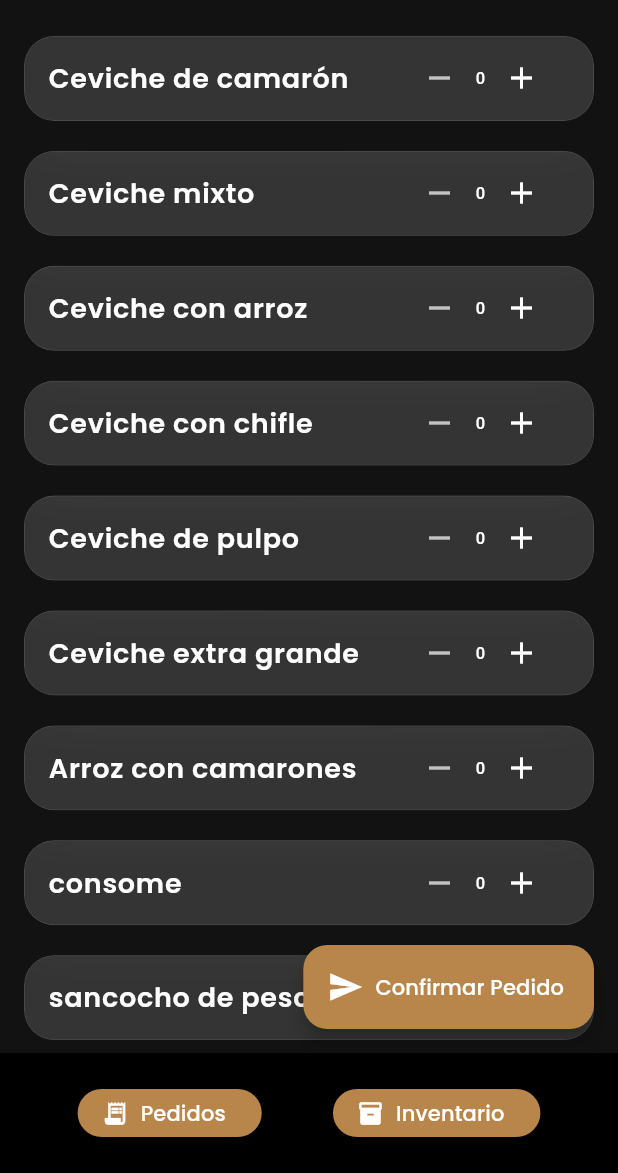
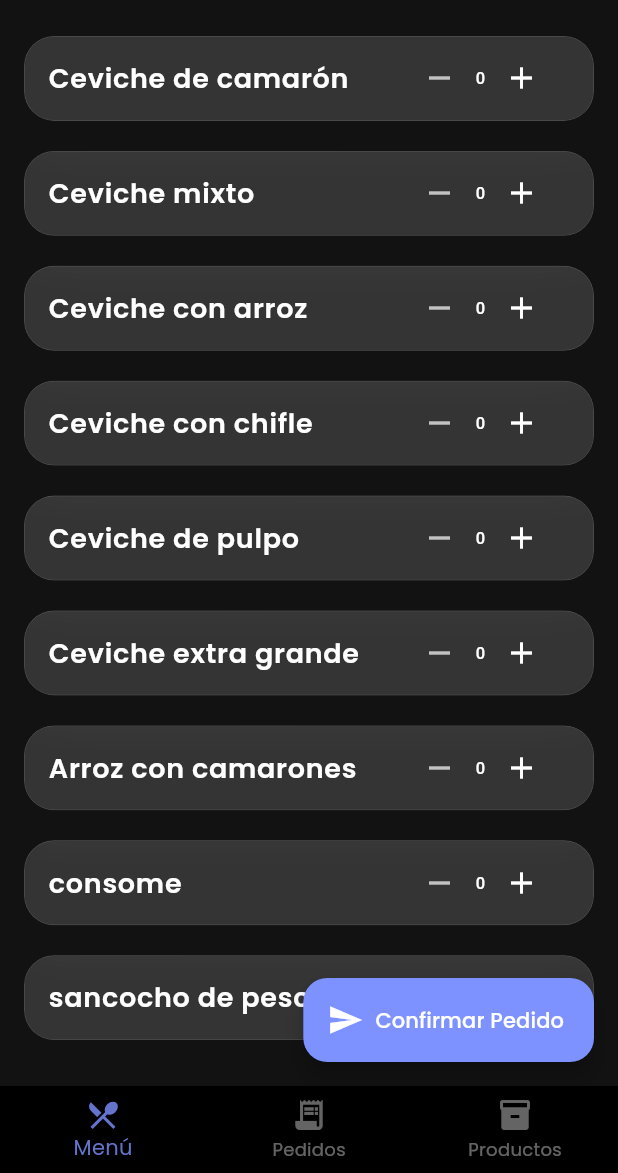
Before and after one commit to Erick-Calvache/cevicheria_app, a Flutter app: the screen it shows after launch, after a tap on "Entrar", on a phone screen of 412 x 824 dp, the part 63-1236 px from its top. Run offline on Flutter 3.47's test engine with Material 3 defaults, Android fonts, the phone set to English and light mode, and no system bars; drawn by our look-alikes of glassmorphism_ui; our stand-ins replace cloud_firestore, firebase_core, google_fonts, iconly; accounts and stored records are empty.

Commit message:
Mejoras de colores y de navigation

```diff
--- /dev/null
+++ b/lib/home_page.dart
@@ -0,0 +1,61 @@
+import 'package:flutter/material.dart';
+import 'main.dart';
+import 'package:iconly/iconly.dart';
+import 'pedidos_page.dart';
+import 'productos_page.dart';
+
+class HomePage extends StatefulWidget {
+  const HomePage({super.key});
+
+  @override
+  State<HomePage> createState() => _HomePageState();
+}
+
+class _HomePageState extends State<HomePage> {
+  int _selectedIndex = 0;
+
+  final List<Widget> _pages = const [
+    MenuPage(),
+    PedidosPage(),
+    ProductosPage(),
+  ];
+
+  void _onItemTapped(int index) {
+    setState(() {
+      _selectedIndex = index;
+    });
+  }
+
+  @override
+  Widget build(BuildContext context) {
+    return Scaffold(
+      body: _pages[_selectedIndex],
+      bottomNavigationBar: BottomNavigationBar(
+        backgroundColor: Colors.black,
+        selectedItemColor: const Color.fromARGB(
+          255,
+          125,
+          145,
+          255,
+        ).withOpacity(0.8),
+        unselectedItemColor: const Color.fromARGB(100, 255, 255, 255),
+        currentIndex: _selectedIndex,
+        onTap: _onItemTapped,
+        items: const [
+          BottomNavigationBarItem(
+            icon: Icon(Icons.restaurant_menu),
+            label: 'Menú',
+          ),
+          BottomNavigationBarItem(
+            icon: Icon(Icons.receipt_long),
+            label: 'Pedidos',
+          ),
+          BottomNavigationBarItem(
+            icon: Icon(Icons.inventory_2),
+            label: 'Productos',
+          ),
+        ],
+      ),
+    );
+  }
+}
--- a/lib/intro_page.dart
+++ b/lib/intro_page.dart
@@ -46,7 +46,7 @@ class _IntroPageState extends State<IntroPage>
   }
 
   final Color _bgColor = const Color(0xFF121212); // Negro profundo
-  final Color _goldAccent = const Color(0xFFD4AF37); // Dorado
+  final Color _goldAccent = const Color(0xFF7D91FF);
   final Color _textColor = Colors.white;
 
   @override
--- a/lib/main.dart
+++ b/lib/main.dart
@@ -5,10 +5,9 @@ import 'package:cloud_firestore/cloud_firestore.dart';
 import 'package:google_fonts/google_fonts.dart';
 import 'firebase_options.dart';
 import 'intro_page.dart';
-import 'pedidos_page.dart';
-import 'productos_page.dart';
 import 'theme.dart';
 import 'package:glassmorphism_ui/glassmorphism_ui.dart';
+import 'home_page.dart';
 
 void main() async {
   WidgetsFlutterBinding.ensureInitialized();
@@ -27,7 +26,7 @@ class MyApp extends StatelessWidget {
       initialRoute: '/',
       routes: {
         '/': (context) => const IntroPage(),
-        '/main': (context) => const MenuPage(),
+        '/main': (context) => const HomePage(),
       },
       debugShowCheckedModeBanner: false,
     );
@@ -171,39 +170,6 @@ class _MenuPageState extends State<MenuPage> {
                       ),
                     ),
                     const SizedBox(height: 20),
-                    Row(
-                      mainAxisAlignment: MainAxisAlignment.center,
-                      children: [
-                        FilledButton(
-                          onPressed: () {
-                            Navigator.of(context).pop();
-                            Navigator.push(
-                              context,
-                              MaterialPageRoute(
-                                builder: (_) => const PedidosPage(),
-                              ),
-                            );
-                          },
-                          style: FilledButton.styleFrom(
-                            shape: RoundedRectangleBorder(
-                              borderRadius: BorderRadius.circular(12),
-                            ),
-                          ),
-                          child: const Text('Ver pedidos'),
-                        ),
-                        const SizedBox(width: 10),
-                        FilledButton(
-                          onPressed: () => Navigator.of(context).pop(),
-                          style: FilledButton.styleFrom(
-                            backgroundColor: Colors.grey.shade800,
-                            shape: RoundedRectangleBorder(
-                              borderRadius: BorderRadius.circular(12),
-                            ),
-                          ),
-                          child: const Text('Aceptar'),
-                        ),
-                      ],
-                    ),
                   ],
                 ),
               ),
@@ -335,38 +301,6 @@ class _MenuPageState extends State<MenuPage> {
         label: const Text('Confirmar Pedido'),
         icon: const Icon(Icons.send),
       ),
-      bottomNavigationBar: BottomAppBar(
-        color: Colors.black,
-        elevation: 10,
-        child: Padding(
-          padding: const EdgeInsets.all(12.0),
-          child: Row(
-            mainAxisAlignment: MainAxisAlignment.spaceAround,
-            children: [
-              FilledButton.icon(
-                onPressed: () {
-                  Navigator.push(
-                    context,
-                    MaterialPageRoute(builder: (_) => const PedidosPage()),
-                  );
-                },
-                icon: const Icon(Icons.receipt_long),
-                label: const Text('Pedidos'),
-              ),
-              FilledButton.icon(
-                onPressed: () {
-                  Navigator.push(
-                    context,
-                    MaterialPageRoute(builder: (_) => const ProductosPage()),
-                  );
-                },
-                icon: const Icon(Icons.inventory_2),
-                label: const Text('Inventario'),
-              ),
-            ],
-          ),
-        ),
-      ),
     );
   }
 }
--- a/lib/theme.dart
+++ b/lib/theme.dart
@@ -3,7 +3,7 @@ import 'package:google_fonts/google_fonts.dart';
 
 class AppTheme {
   // Paleta inspirada en la imagen
-  static const Color primaryColor = Color(0xFFB8864B); // Dorado/caramelo
+  static const Color primaryColor = Color(0xFF7D91FF);
   static const Color secondaryColor = Color(0xFF2C2C2C); // Gris oscuro
   static const Color backgroundColor = Color(0xFF121212); // Negro casi puro
   static const Color cardColor = Color(0xFF1E1E1E); // Para componentes
--- a/pubspec.yaml
+++ b/pubspec.yaml
@@ -16,6 +16,7 @@ dependencies:
   google_fonts: ^6.1.0
   glassmorphism_ui: 0.3.0
   intl: ^0.18.1
+  iconly: ^1.0.1
 
 dev_dependencies:
   flutter_test:
```
Also changed, not shown: flutter_01.png (added), pubspec.lock.
